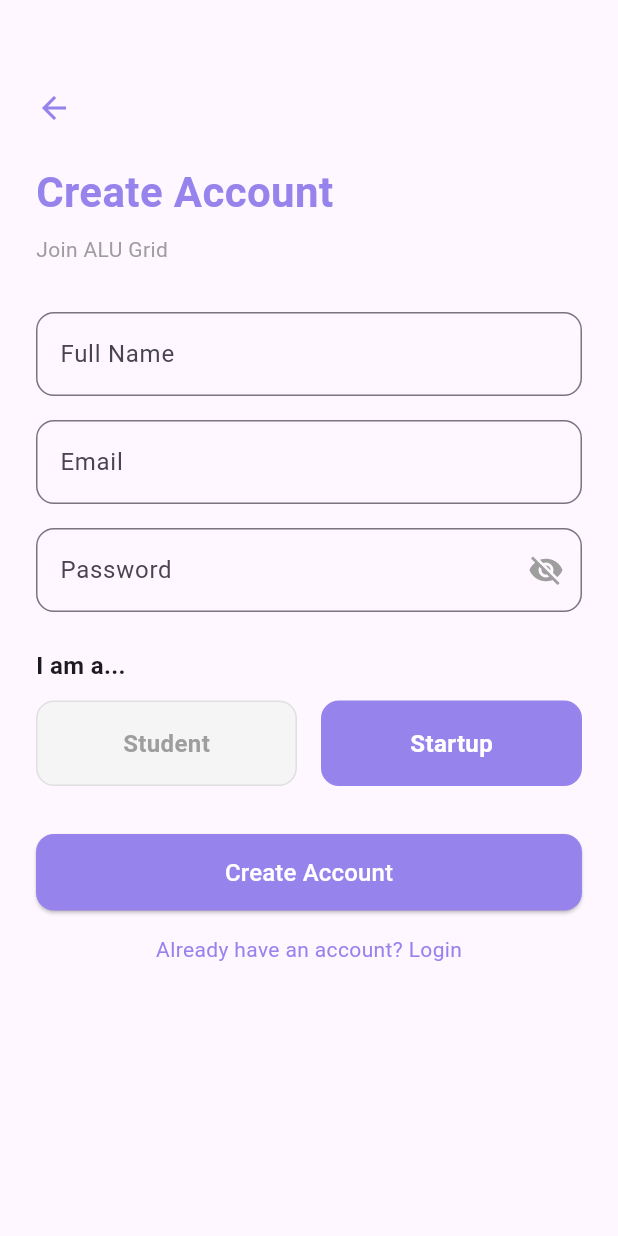
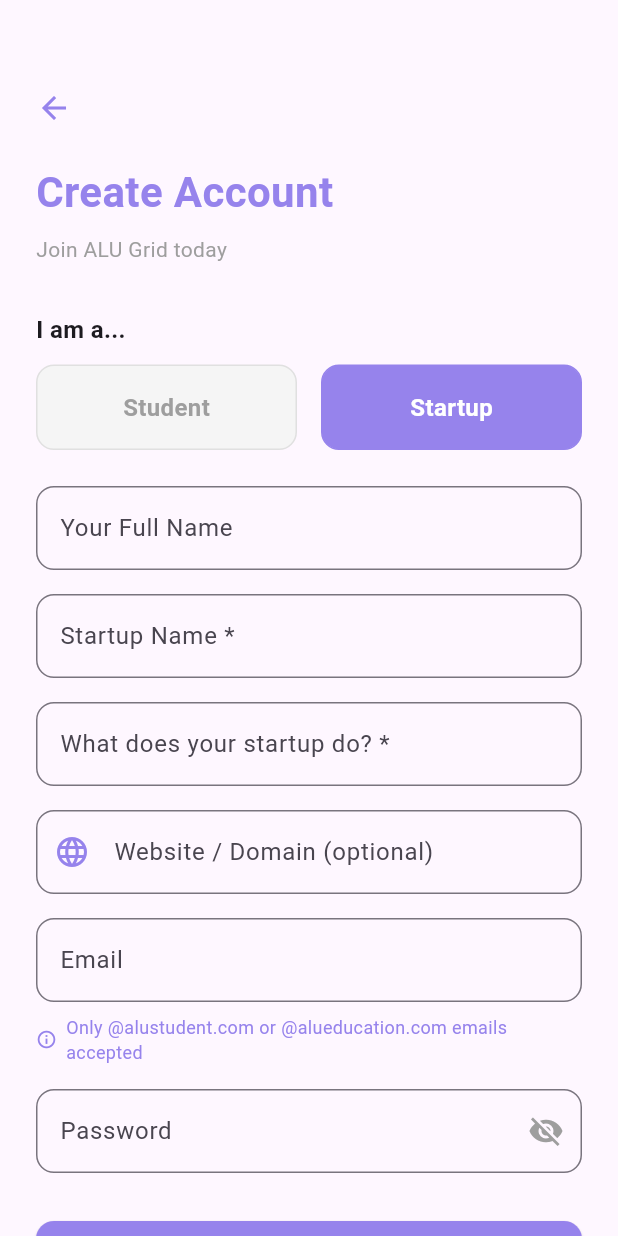
Before and after one commit to tdorcas-akim/alu_grid, a Flutter app: the RegisterScreen screen opened directly, after a tap on "Startup", on a phone screen of 412 x 824 dp. Run offline on Flutter 3.47's test engine with Material 3 defaults, Android fonts, the phone set to English and light mode, and no system bars; our stand-ins replace cloud_firestore, firebase_auth, firebase_core; accounts and stored records are empty; generated files the repository leaves out were written again.

Commit message:
Enhance registration and applicant screens with startup-specific fields and validation
- Updated AuthProvider to include additional fields for startup registration.
- Modified AllApplicantsScreen and ApplicantsScreen to make portfolio links clickable.
- Improved validation in RegisterScreen for startup role, ensuring all required fields are filled.
- Added user feedback for email validation based on user role.
- Refactored UI elements for better readability and consistency.

```diff
--- a/lib/screens/register_screen.dart
+++ b/lib/screens/register_screen.dart
@@ -13,27 +13,65 @@
   final nameInput = TextEditingController();
   final emailInput = TextEditingController();
   final passwordInput = TextEditingController();
+  final startupNameInput = TextEditingController();
+  final startupOneLinerInput = TextEditingController();
+  final startupWebsiteInput = TextEditingController();
   String selectedRole = 'student';
   bool showPassword = false;
+
+  bool isValidEmail(String email) {
+    if (selectedRole == 'student') {
+      return email.endsWith('@alustudent.com');
+    } else {
+      return email.endsWith('@alustudent.com') ||
+          email.endsWith('@alueducation.com');
+    }
+  }
 
   void register() async {
     final auth = Provider.of<AuthProvider>(context, listen: false);
 
-    // validate alu email for students
-    if (selectedRole == 'student' && !emailInput.text.trim().endsWith('@alustudent.com')) {
+    if (nameInput.text.isEmpty ||
+        emailInput.text.isEmpty ||
+        passwordInput.text.isEmpty) {
       ScaffoldMessenger.of(context).showSnackBar(
         SnackBar(
-          content: Text('Students must use their student email!'),
+          content: Text('Please fill in all fields'),
           backgroundColor: Colors.red,
         ),
       );
       return;
     }
 
-    if (nameInput.text.isEmpty || emailInput.text.isEmpty || passwordInput.text.isEmpty) {
+    // startup extra validation
+    if (selectedRole == 'startup' && startupNameInput.text.isEmpty) {
       ScaffoldMessenger.of(context).showSnackBar(
         SnackBar(
-          content: Text('Please fill in all fields'),
+          content: Text('Please enter your startup name'),
+          backgroundColor: Colors.red,
+        ),
+      );
+      return;
+    }
+
+    if (selectedRole == 'startup' && startupOneLinerInput.text.isEmpty) {
+      ScaffoldMessenger.of(context).showSnackBar(
+        SnackBar(
+          content: Text('Please tell us what your startup does'),
+          backgroundColor: Colors.red,
+        ),
+      );
+      return;
+    }
+
+    if (!isValidEmail(emailInput.text.trim())) {
+      ScaffoldMessenger.of(context).showSnackBar(
+        SnackBar(
+          content: Text(
+            selectedRole == 'student'
+                ? 'Students must use their @alustudent.com email!'
+                : 'Startups must use @alustudent.com or @alueducation.com email!',
+          ),
           backgroundColor: Colors.red,
         ),
       );
@@ -45,6 +83,9 @@
       emailInput.text.trim(),
       passwordInput.text.trim(),
       selectedRole,
+      startupName: startupNameInput.text.trim(),
+      startupOneLiner: startupOneLinerInput.text.trim(),
+      startupWebsite: startupWebsiteInput.text.trim(),
     );
 
     if (success) {
@@ -79,13 +120,85 @@
               ),
             ),
             SizedBox(height: 8),
-            Text('Join ALU Grid', style: TextStyle(color: Colors.grey)),
+            Text('Join ALU Grid today', style: TextStyle(color: Colors.grey)),
             SizedBox(height: 32),
+
+            // role picker first so email hint updates
+            Text('I am a...', style: TextStyle(fontWeight: FontWeight.bold, fontSize: 16)),
+            SizedBox(height: 12),
+            Row(
+              children: [
+                Expanded(
+                  child: GestureDetector(
+                    onTap: () => setState(() => selectedRole = 'student'),
+                    child: Container(
+                      padding: EdgeInsets.symmetric(vertical: 16),
+                      decoration: BoxDecoration(
+                        color: selectedRole == 'student'
+                            ? Color(0xFF9683EC)
+                            : Colors.grey[100],
+                        borderRadius: BorderRadius.circular(12),
+                        border: Border.all(
+                          color: selectedRole == 'student'
+                              ? Color(0xFF9683EC)
+                              : Colors.grey[300]!,
+                        ),
+                      ),
+                      child: Center(
+                        child: Text(
+                          'Student',
+                          style: TextStyle(
+                            color: selectedRole == 'student'
+                                ? Colors.white
+                                : Colors.grey,
+                            fontWeight: FontWeight.bold,
+                            fontSize: 16,
+                          ),
+                        ),
+                      ),
+                    ),
+                  ),
+                ),
+                SizedBox(width: 16),
+                Expanded(
+                  child: GestureDetector(
+                    onTap: () => setState(() => selectedRole = 'startup'),
+                    child: Container(
+                      padding: EdgeInsets.symmetric(vertical: 16),
+                      decoration: BoxDecoration(
+                        color: selectedRole == 'startup'
+                            ? Color(0xFF9683EC)
+                            : Colors.grey[100],
+                        borderRadius: BorderRadius.circular(12),
+                        border: Border.all(
+                          color: selectedRole == 'startup'
+                              ? Color(0xFF9683EC)
+                              : Colors.grey[300]!,
+                        ),
+                      ),
+                      child: Center(
+                        child: Text(
+                          'Startup',
+                          style: TextStyle(
+                            color: selectedRole == 'startup'
+                                ? Colors.white
+                                : Colors.grey,
+                            fontWeight: FontWeight.bold,
+                            fontSize: 16,
+                          ),
+                        ),
+                      ),
+                    ),
+                  ),
+                ),
+              ],
+            ),
+            SizedBox(height: 24),
 
             TextField(
               controller: nameInput,
               decoration: InputDecoration(
-                labelText: 'Full Name',
+                labelText: selectedRole == 'startup' ? 'Your Full Name' : 'Full Name',
                 border: OutlineInputBorder(borderRadius: BorderRadius.circular(12)),
                 focusedBorder: OutlineInputBorder(
                   borderRadius: BorderRadius.circular(12),
@@ -94,6 +207,52 @@
               ),
             ),
             SizedBox(height: 16),
+
+            // extra startup fields
+            if (selectedRole == 'startup') ...[
+              TextField(
+                controller: startupNameInput,
+                decoration: InputDecoration(
+                  labelText: 'Startup Name *',
+                  hintText: 'e.g. EduTech Rwanda',
+                  border: OutlineInputBorder(borderRadius: BorderRadius.circular(12)),
+                  focusedBorder: OutlineInputBorder(
+                    borderRadius: BorderRadius.circular(12),
+                    borderSide: BorderSide(color: Color(0xFF9683EC)),
+                  ),
+                ),
+              ),
+              SizedBox(height: 16),
+
+              TextField(
+                controller: startupOneLinerInput,
+                decoration: InputDecoration(
+                  labelText: 'What does your startup do? *',
+                  hintText: 'e.g. We help farmers sell crops online',
+                  border: OutlineInputBorder(borderRadius: BorderRadius.circular(12)),
+                  focusedBorder: OutlineInputBorder(
+                    borderRadius: BorderRadius.circular(12),
+                    borderSide: BorderSide(color: Color(0xFF9683EC)),
+                  ),
+                ),
+              ),
+              SizedBox(height: 16),
+
+              TextField(
+                controller: startupWebsiteInput,
+                decoration: InputDecoration(
+                  labelText: 'Website / Domain (optional)',
+                  hintText: 'e.g. mystartup.com or github.com/mystartup',
+                  prefixIcon: Icon(Icons.language, color: Color(0xFF9683EC)),
+                  border: OutlineInputBorder(borderRadius: BorderRadius.circular(12)),
+                  focusedBorder: OutlineInputBorder(
+                    borderRadius: BorderRadius.circular(12),
+                    borderSide: BorderSide(color: Color(0xFF9683EC)),
+                  ),
+                ),
+              ),
+              SizedBox(height: 16),
+            ],
 
             TextField(
               controller: emailInput,
@@ -105,6 +264,22 @@
                   borderSide: BorderSide(color: Color(0xFF9683EC)),
                 ),
               ),
+            ),
+            SizedBox(height: 8),
+
+            Row(
+              children: [
+                Icon(Icons.info_outline, size: 14, color: Color(0xFF9683EC)),
+                SizedBox(width: 6),
+                Expanded(
+                  child: Text(
+                    selectedRole == 'student'
+                        ? 'Only @alustudent.com emails accepted'
+                        : 'Only @alustudent.com or @alueducation.com emails accepted',
+                    style: TextStyle(color: Color(0xFF9683EC), fontSize: 12),
+                  ),
+                ),
+              ],
             ),
             SizedBox(height: 16),
 
@@ -127,82 +302,6 @@
                 ),
               ),
             ),
-            SizedBox(height: 24),
-
-            Text('I am a...', style: TextStyle(fontWeight: FontWeight.bold, fontSize: 16)),
-            SizedBox(height: 12),
-
-            Row(
-              children: [
-                Expanded(
-                  child: GestureDetector(
-                    onTap: () => setState(() => selectedRole = 'student'),
-                    child: Container(
-                      padding: EdgeInsets.symmetric(vertical: 16),
-                      decoration: BoxDecoration(
-                        color: selectedRole == 'student' ? Color(0xFF9683EC) : Colors.grey[100],
-                        borderRadius: BorderRadius.circular(12),
-                        border: Border.all(
-                          color: selectedRole == 'student' ? Color(0xFF9683EC) : Colors.grey[300]!,
-                        ),
-                      ),
-                      child: Center(
-                        child: Text(
-                          'Student',
-                          style: TextStyle(
-                            color: selectedRole == 'student' ? Colors.white : Colors.grey,
-                            fontWeight: FontWeight.bold,
-                            fontSize: 16,
-                          ),
-                        ),
-                      ),
-                    ),
-                  ),
-                ),
-                SizedBox(width: 16),
-                Expanded(
-                  child: GestureDetector(
-                    onTap: () => setState(() => selectedRole = 'startup'),
-                    child: Container(
-                      padding: EdgeInsets.symmetric(vertical: 16),
-                      decoration: BoxDecoration(
-                        color: selectedRole == 'startup' ? Color(0xFF9683EC) : Colors.grey[100],
-                        borderRadius: BorderRadius.circular(12),
-                        border: Border.all(
-                          color: selectedRole == 'startup' ? Color(0xFF9683EC) : Colors.grey[300]!,
-                        ),
-                      ),
-                      child: Center(
-                        child: Text(
-                          'Startup',
-                          style: TextStyle(
-                            color: selectedRole == 'startup' ? Colors.white : Colors.grey,
-                            fontWeight: FontWeight.bold,
-                            fontSize: 16,
-                          ),
-                        ),
-                      ),
-                    ),
-                  ),
-                ),
-              ],
-            ),
-
-            // show hint for students
-            if (selectedRole == 'student') ...[
-              SizedBox(height: 8),
-              Row(
-                children: [
-                  Icon(Icons.info_outline, size: 14, color: Color(0xFF9683EC)),
-                  SizedBox(width: 6),
-                  Text(
-                    'Only alu student emails are accepted',
-                    style: TextStyle(color: Color(0xFF9683EC), fontSize: 12),
-                  ),
-                ],
-              ),
-            ],
-
             SizedBox(height: 8),
 
             if (auth.error.isNotEmpty)
@@ -217,11 +316,16 @@
                 style: ElevatedButton.styleFrom(
                   backgroundColor: Color(0xFF9683EC),
                   padding: EdgeInsets.symmetric(vertical: 14),
-                  shape: RoundedRectangleBorder(borderRadius: BorderRadius.circular(12)),
+                  shape: RoundedRectangleBorder(
+                    borderRadius: BorderRadius.circular(12),
+                  ),
                 ),
                 child: auth.loading
                     ? CircularProgressIndicator(color: Colors.white)
-                    : Text('Create Account', style: TextStyle(color: Colors.white, fontSize: 16)),
+                    : Text(
+                        'Create Account',
+                        style: TextStyle(color: Colors.white, fontSize: 16),
+                      ),
               ),
             ),
             SizedBox(height: 16),
```
Also changed, not shown: lib/providers/auth_provider.dart (+22 -5 lines), lib/screens/all_applicants_screen.dart (+30 -18 lines), lib/screens/applicants_screen.dart (+37 -8 lines), 1 other file.
